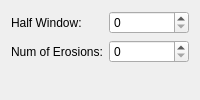
Old version of the form ui/Dietrich.ui in the repository tisaconundrum2/PySAT-GUI.
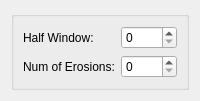
New version of the form.

Commit message: Make everything a groupBox

The edit to the form file:
```diff
--- a/ui/Dietrich.ui
+++ b/ui/Dietrich.ui
@@ -7,6 +7,7 @@
   </property>
   <layout class="QVBoxLayout" name="verticalLayout">
    <item>
+    <widget class="QGroupBox" name="">
     <layout class="QFormLayout" name="formLayout_2">
      <item row="0" column="0">
       <widget class="QLabel" name="halfWindowLabel">
@@ -29,6 +30,7 @@
       <widget class="QSpinBox" name="numOfErosionsSpinBox"/>
      </item>
     </layout>
+    </widget>
    </item>
   </layout>
  </widget>
```
Lines whose indentation alone changed are shown as unchanged. The commit also changes 9 other files.
